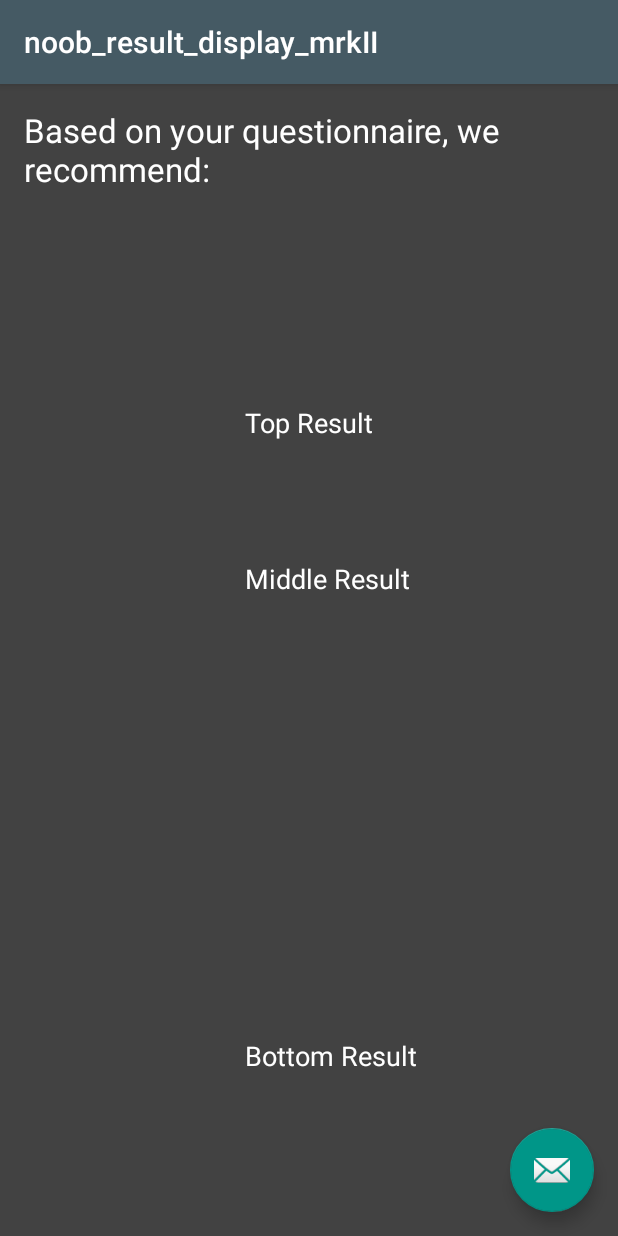
After one commit to CS115CharacterBuilder/builder, an Android app: the noob_result_display_mrkII screen opened directly, with no data from a screen before it, on a phone screen of 412 x 824 dp. The commit adds this screen. Run offline under Robolectric (Android 15) with nearby library versions, the phone set to English and light mode, and no system bars.

Commit message:
"finished" with character questionnaire
ready to turn in

```diff
--- a/CharacterBuilder/app/src/main/AndroidManifest.xml
+++ b/CharacterBuilder/app/src/main/AndroidManifest.xml
@@ -75,6 +75,11 @@
         </activity>
         <activity android:name=".SpellDetails" >
         </activity>
+        <activity
+            android:name=".noob_result_display_mrkII"
+            android:label="@string/title_activity_noob_result_display_mrk_ii"
+            android:theme="@style/AppTheme.NoActionBar" >
+        </activity>
     </application>
 
 </manifest>
--- /dev/null
+++ b/CharacterBuilder/app/src/main/java/QuestionnaireCreation.java
@@ -0,0 +1,5 @@
+/**
+ * Created by Andy on 11/29/2015.
+ */
+public class QuestionnaireCreation {
+}
--- a/CharacterBuilder/app/src/main/java/lfg/characterbuilder/Homunculus.java
+++ b/CharacterBuilder/app/src/main/java/lfg/characterbuilder/Homunculus.java
@@ -1,6 +1,7 @@
 package lfg.characterbuilder;
 
 import android.util.Log;
+import android.view.View;
 import android.widget.TextView;
 
 import java.util.ArrayList;
@@ -284,9 +285,11 @@ public class Homunculus{
 
         //top.setText("hello bitch");
         top.setText(finalTop);
+        top.setVisibility(View.VISIBLE);
+        middle.setVisibility(View.VISIBLE);
+        bottom.setVisibility(View.VISIBLE);
         middle.setText(finalMiddle);
         bottom.setText(finalBottom);
-
 
     }
 
--- a/CharacterBuilder/app/src/main/java/lfg/characterbuilder/NewCharacterCreation.java
+++ b/CharacterBuilder/app/src/main/java/lfg/characterbuilder/NewCharacterCreation.java
@@ -6,6 +6,7 @@ import android.content.Intent;
 import android.content.SharedPreferences;
 import android.support.v7.app.AppCompatActivity;
 import android.os.Bundle;
+import android.util.Log;
 import android.view.View;
 import android.widget.Button;
 import android.widget.EditText;
@@ -245,4 +246,6 @@ public class NewCharacterCreation extends AppCompatActivity {
         setResult(Activity.RESULT_OK, returnIntent);
         finish();
     }
+
+
 }
--- /dev/null
+++ b/CharacterBuilder/app/src/main/java/lfg/characterbuilder/noob_result_display_mrkII.java
@@ -0,0 +1,32 @@
+package lfg.characterbuilder;
+
+import android.os.Bundle;
+import android.support.design.widget.FloatingActionButton;
+import android.support.design.widget.Snackbar;
+import android.support.v7.app.AppCompatActivity;
+import android.support.v7.widget.Toolbar;
+import android.util.Log;
+import android.view.View;
+import android.widget.TextView;
+
+public class noob_result_display_mrkII extends AppCompatActivity {
+
+    @Override
+    protected void onCreate(Bundle savedInstanceState) {
+        super.onCreate(savedInstanceState);
+        setContentView(R.layout.activity_noob_result_display_mrk_ii);
+        Toolbar toolbar = (Toolbar) findViewById(R.id.toolbar);
+        setSupportActionBar(toolbar);
+
+        FloatingActionButton fab = (FloatingActionButton) findViewById(R.id.fab);
+        fab.setOnClickListener(new View.OnClickListener() {
+            @Override
+            public void onClick(View view) {
+                Snackbar.make(view, "Replace with your own action", Snackbar.LENGTH_LONG)
+                        .setAction("Action", null).show();
+            }
+        });
+    }
+
+
+}
--- /dev/null
+++ b/CharacterBuilder/app/src/main/res/layout/activity_noob_result_display_mrk_ii.xml
@@ -0,0 +1,25 @@
+<?xml version="1.0" encoding="utf-8"?>
+<android.support.design.widget.CoordinatorLayout
+    xmlns:android="http://schemas.android.com/apk/res/android"
+    xmlns:app="http://schemas.android.com/apk/res-auto"
+    xmlns:tools="http://schemas.android.com/tools" android:layout_width="match_parent"
+    android:layout_height="match_parent" android:fitsSystemWindows="true"
+    tools:context="lfg.characterbuilder.noob_result_display_mrkII">
+
+    <android.support.design.widget.AppBarLayout android:layout_height="wrap_content"
+        android:layout_width="match_parent" android:theme="@style/AppTheme.AppBarOverlay">
+
+        <android.support.v7.widget.Toolbar android:id="@+id/toolbar"
+            android:layout_width="match_parent" android:layout_height="?attr/actionBarSize"
+            android:background="?attr/colorPrimary" app:popupTheme="@style/AppTheme.PopupOverlay" />
+
+    </android.support.design.widget.AppBarLayout>
+
+    <include layout="@layout/content_noob_result_display_mrk_ii" />
+
+    <android.support.design.widget.FloatingActionButton android:id="@+id/fab"
+        android:layout_width="wrap_content" android:layout_height="wrap_content"
+        android:layout_gravity="bottom|end" android:layout_margin="@dimen/fab_margin"
+        android:src="@android:drawable/ic_dialog_email" />
+
+</android.support.design.widget.CoordinatorLayout>
--- /dev/null
+++ b/CharacterBuilder/app/src/main/res/layout/content_noob_result_display.xml
@@ -0,0 +1,6 @@
+<?xml version="1.0" encoding="utf-8"?>
+<RelativeLayout xmlns:android="http://schemas.android.com/apk/res/android"
+    android:layout_width="match_parent" android:layout_height="match_parent">
+
+
+</RelativeLayout>
--- a/CharacterBuilder/app/src/main/res/layout/noob_result_display.xml
+++ b/CharacterBuilder/app/src/main/res/layout/content_noob_result_display_mrk_ii.xml
@@ -1,6 +1,14 @@
 <?xml version="1.0" encoding="utf-8"?>
 <RelativeLayout xmlns:android="http://schemas.android.com/apk/res/android"
-    android:layout_width="match_parent" android:layout_height="match_parent">
+    xmlns:tools="http://schemas.android.com/tools"
+    xmlns:app="http://schemas.android.com/apk/res-auto" android:layout_width="match_parent"
+    android:layout_height="match_parent" android:paddingLeft="@dimen/activity_horizontal_margin"
+    android:paddingRight="@dimen/activity_horizontal_margin"
+    android:paddingTop="@dimen/activity_vertical_margin"
+    android:paddingBottom="@dimen/activity_vertical_margin"
+    app:layout_behavior="@string/appbar_scrolling_view_behavior"
+    tools:showIn="@layout/activity_noob_result_display_mrk_ii"
+    tools:context="lfg.characterbuilder.noob_result_display_mrkII">
 
     <TextView
         android:layout_width="wrap_content"
@@ -24,6 +32,8 @@
             android:layout_height="wrap_content"
             android:textAppearance="?android:attr/textAppearanceMedium"
             android:text="Top Result"
+            android:onClick="createQ"
+            android:clickable="true"
             android:id="@+id/noobTopResult"
             android:layout_alignParentTop="true"
             android:layout_centerHorizontal="true" />
@@ -50,4 +60,5 @@
             android:layout_alignStart="@+id/noobMiddleResult"
             android:layout_marginBottom="92dp" />
     </RelativeLayout>
+
 </RelativeLayout>
--- a/CharacterBuilder/app/src/main/res/values/strings.xml
+++ b/CharacterBuilder/app/src/main/res/values/strings.xml
@@ -112,4 +112,6 @@
     <string name="title_activity_noob_question">NoobQuestion</string>
     <string name="title_activity_noob_questionnaire">NoobQuestionnaire</string>
     <string name="title_activity_ex_questionnaire">ExQuestionnaire</string>
+    <string name="title_activity_noob_result_display">noob_result_display</string>
+    <string name="title_activity_noob_result_display_mrk_ii">noob_result_display_mrkII</string>
 </resources>
```
Also changed, not shown: CharacterBuilder/app/src/main/java/lfg/characterbuilder/NoobQuestionnaire.java (+127 -23 lines), CharacterBuilder/app/src/main/res/layout/activity_noob_result_display.xml (added, +25 -0 lines).
